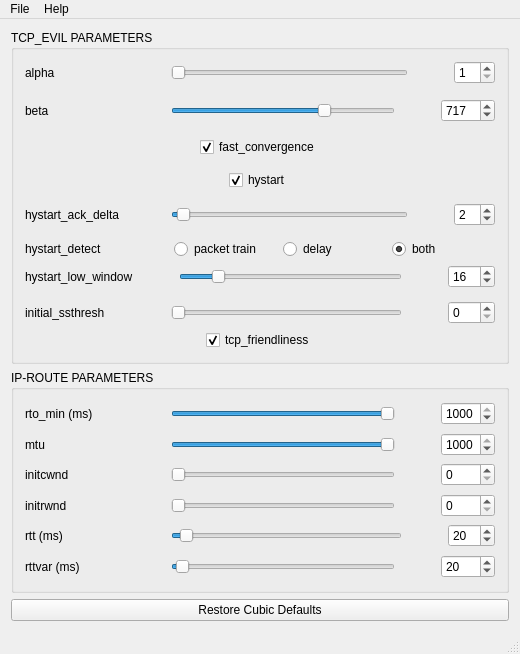
Gasparila/TCPTuner, file gui/SlidersOfEvil/mainwindow.ui: the form before one commit.
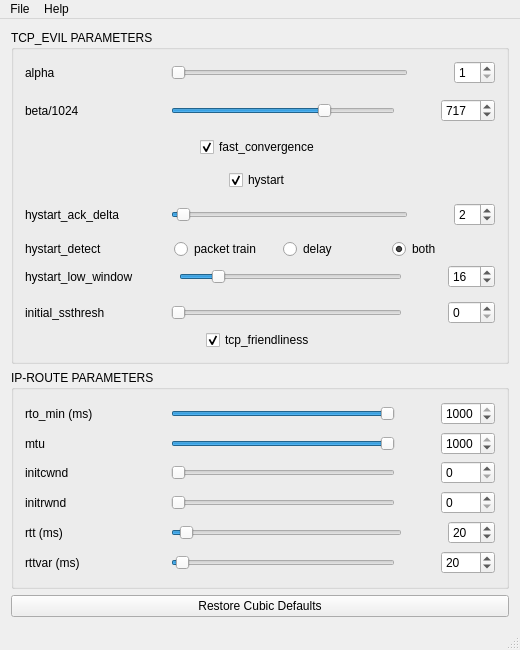
The form after the commit.

Commit message: Removed more debugs statements. Added beta/1024 label

```diff
--- a/gui/SlidersOfEvil/mainwindow.ui
+++ b/gui/SlidersOfEvil/mainwindow.ui
@@ -7,7 +7,7 @@
     <x>0</x>
     <y>0</y>
     <width>520</width>
-    <height>654</height>
+    <height>650</height>
    </rect>
   </property>
   <property name="sizePolicy">
@@ -157,7 +157,7 @@
             </size>
            </property>
            <property name="text">
-            <string>beta</string>
+            <string>beta/1024</string>
            </property>
           </widget>
          </item>
```
Left out of the diff: 181 changed lines with no effect on the pictures. The commit also changes 1 other file.
